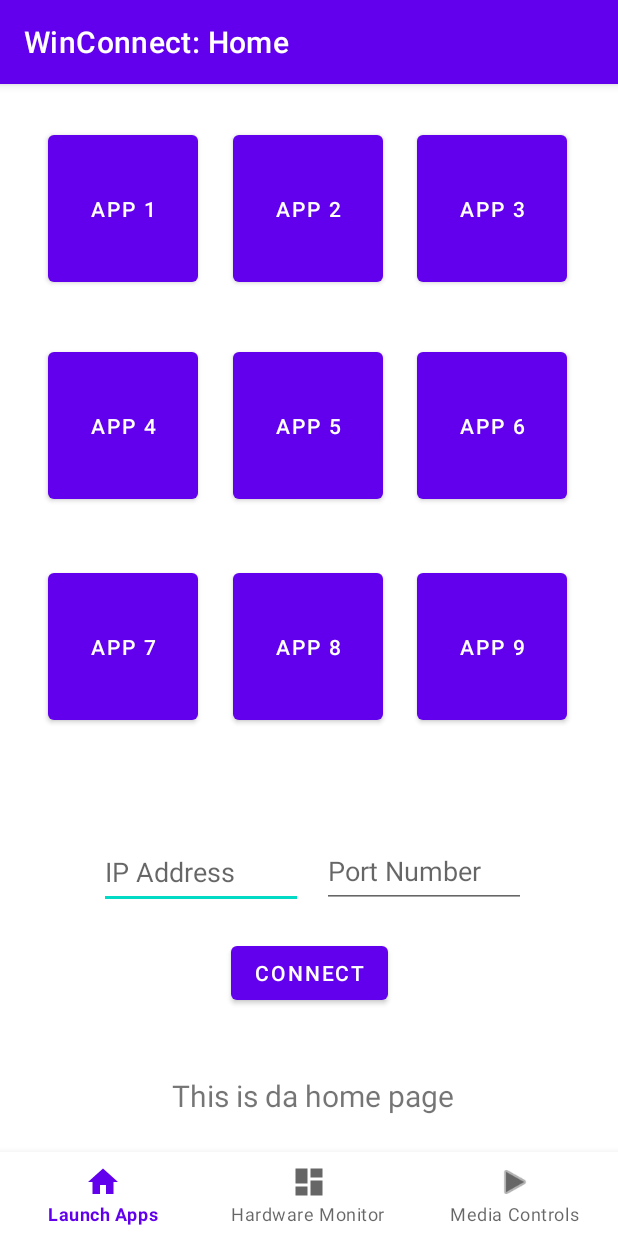
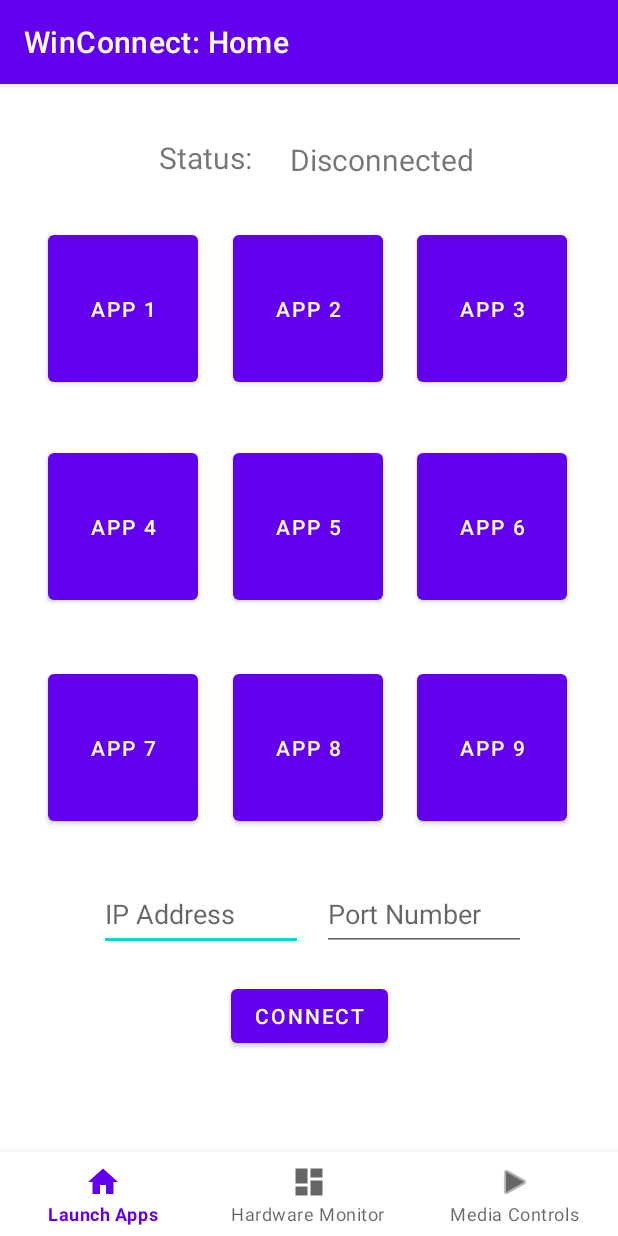
Before and after one commit to weibaozi/WinConnect, an Android app: the screen it shows after launch (MainActivity), on a phone screen of 412 x 824 dp. Run offline under Robolectric (Android 15) with nearby library versions, the phone set to English and light mode, and no system bars; our stand-ins replace navigation-ui.

Commit message:
Finally added tcp functionalities and buttons mapped to a command

```diff
--- a/Android/WinConnectAndroid/app/src/main/AndroidManifest.xml
+++ b/Android/WinConnectAndroid/app/src/main/AndroidManifest.xml
@@ -1,6 +1,7 @@
 <?xml version="1.0" encoding="utf-8"?>
 <manifest xmlns:android="http://schemas.android.com/apk/res/android"
     xmlns:tools="http://schemas.android.com/tools">
+    <uses-permission android:name="android.permission.INTERNET" />
 
     <application
         android:allowBackup="true"
@@ -22,6 +23,8 @@
                 <category android:name="android.intent.category.LAUNCHER" />
             </intent-filter>
         </activity>
+
     </application>
 
+
 </manifest>
--- a/Android/WinConnectAndroid/app/src/main/java/com/cse115a/winconnect/ui/home/HomeFragment.kt
+++ b/Android/WinConnectAndroid/app/src/main/java/com/cse115a/winconnect/ui/home/HomeFragment.kt
@@ -8,6 +8,10 @@ import android.widget.TextView
 import androidx.fragment.app.Fragment
 import androidx.lifecycle.ViewModelProvider
 import com.cse115a.winconnect.databinding.FragmentHomeBinding
+import android.widget.Button
+import com.cse115a.winconnect.R
+import com.cse115a.winconnect.SharedVars
+import com.cse115a.winconnect.TCPConnect
 
 class HomeFragment : Fragment() {
 
@@ -32,6 +36,93 @@ class HomeFragment : Fragment() {
         homeViewModel.text.observe(viewLifecycleOwner) {
             textView.text = it
         }
+
+        // Home button actions
+        val portnum: TextView = binding.portnum
+        val ipaddr: TextView = binding.ipaddr
+        val connectButton: Button = binding.connectButton
+        val textHome: TextView = binding.textHome
+
+        val app1: Button = binding.app1
+        val app2: Button = binding.app2
+        val app3: Button = binding.app3
+        val app4: Button = binding.app4
+        val app5: Button = binding.app5
+        val app6: Button = binding.app6
+        val app7: Button = binding.app7
+        val app8: Button = binding.app8
+        val app9: Button = binding.app9
+
+        connectButton.setOnClickListener {
+            // If port number string isnt given, "" -> int will give error
+            try {
+                SharedVars.portNumber = portnum.text.toString().toInt()
+
+            } catch (e: NumberFormatException) {
+                // Marked port as 1 to indicate blank port num
+                SharedVars.portNumber = 1
+            }
+
+            SharedVars.ipAddressString = ipaddr.text.toString()
+            // check valid ip address and port number
+            if (SharedVars.portNumber == 1 || SharedVars.ipAddressString == "") {
+               textHome.text = "Invalid IP or Port"
+               return@setOnClickListener
+            } else {
+                TCPConnect(SharedVars.ipAddressString, SharedVars.portNumber, "Connected")
+                textHome.text = "Connected"
+            }
+
+
+        }
+
+        app1.setOnClickListener {
+            textView.text = "Launched App 1"
+            TCPConnect(SharedVars.ipAddressString, SharedVars.portNumber, "startapp 1")
+        }
+
+        app2.setOnClickListener {
+            textView.text = "Launched App 2"
+            TCPConnect(SharedVars.ipAddressString, SharedVars.portNumber, "startapp 2")
+        }
+
+        app3.setOnClickListener {
+            textView.text = "Launched App 3"
+            TCPConnect(SharedVars.ipAddressString, SharedVars.portNumber, "startapp 3")
+        }
+
+        app4.setOnClickListener {
+            textView.text = "Launched App 4"
+            TCPConnect(SharedVars.ipAddressString, SharedVars.portNumber, "startapp 4")
+        }
+
+        app5.setOnClickListener {
+            textView.text = "Launched App 5"
+            TCPConnect(SharedVars.ipAddressString, SharedVars.portNumber, "startapp 5")
+        }
+
+        app6.setOnClickListener {
+            textView.text = "Launched App 6"
+            TCPConnect(SharedVars.ipAddressString, SharedVars.portNumber, "startapp 6")
+        }
+
+        app7.setOnClickListener {
+            textView.text = "Launched App 7"
+            TCPConnect(SharedVars.ipAddressString, SharedVars.portNumber, "startapp 7")
+        }
+
+        app8.setOnClickListener {
+            textView.text = "Launched App 8"
+            TCPConnect(SharedVars.ipAddressString, SharedVars.portNumber, "startapp 8")
+        }
+
+        app9.setOnClickListener {
+            textView.text = "Launched App 9"
+            TCPConnect(SharedVars.ipAddressString, SharedVars.portNumber, "startapp 9")
+        }
+
+
+
         return root
     }
 
--- a/Android/WinConnectAndroid/app/src/main/java/com/cse115a/winconnect/ui/home/HomeViewModel.kt
+++ b/Android/WinConnectAndroid/app/src/main/java/com/cse115a/winconnect/ui/home/HomeViewModel.kt
@@ -7,7 +7,7 @@ import androidx.lifecycle.ViewModel
 class HomeViewModel : ViewModel() {
 
     private val _text = MutableLiveData<String>().apply {
-        value = "This is da home page"
+        value = "Disconnected"
     }
     val text: LiveData<String> = _text
 
--- a/Android/WinConnectAndroid/app/src/main/res/layout/fragment_home.xml
+++ b/Android/WinConnectAndroid/app/src/main/res/layout/fragment_home.xml
@@ -7,41 +7,31 @@
     tools:context=".ui.home.HomeFragment">
 
     <TextView
-        android:id="@+id/text_home"
-        android:layout_width="353dp"
-        android:layout_height="28dp"
+        android:id="@+id/textHome"
+        android:layout_width="220dp"
+        android:layout_height="24dp"
         android:textAlignment="center"
         android:textSize="20sp"
         app:layout_constraintBottom_toBottomOf="parent"
         app:layout_constraintEnd_toEndOf="parent"
-        app:layout_constraintHorizontal_bias="0.551"
+        app:layout_constraintHorizontal_bias="0.753"
         app:layout_constraintStart_toStartOf="parent"
         app:layout_constraintTop_toTopOf="parent"
-        app:layout_constraintVertical_bias="0.893" />
+        app:layout_constraintVertical_bias="0.049" />
 
-    <Button
-        android:id="@+id/app2"
-        android:layout_width="100dp"
-        android:layout_height="110dp"
-        android:text="App 2"
+    <TextView
+        android:id="@+id/text_home2"
+        android:layout_width="89dp"
+        android:layout_height="25dp"
+        android:text="Status:"
+        android:textAlignment="center"
+        android:textSize="20sp"
         app:layout_constraintBottom_toBottomOf="parent"
         app:layout_constraintEnd_toEndOf="parent"
-        app:layout_constraintHorizontal_bias="0.498"
+        app:layout_constraintHorizontal_bias="0.285"
         app:layout_constraintStart_toStartOf="parent"
         app:layout_constraintTop_toTopOf="parent"
-        app:layout_constraintVertical_bias="0.043" />
-
-    <Button
-        android:id="@+id/app1"
-        android:layout_width="100dp"
-        android:layout_height="110dp"
-        android:text="App 1"
-        app:layout_constraintBottom_toBottomOf="parent"
-        app:layout_constraintEnd_toEndOf="parent"
-        app:layout_constraintHorizontal_bias="0.102"
-        app:layout_constraintStart_toStartOf="parent"
-        app:layout_constraintTop_toTopOf="parent"
-        app:layout_constraintVertical_bias="0.043" />
+        app:layout_constraintVertical_bias="0.048" />
 
     <Button
         android:id="@+id/app3"
@@ -53,7 +43,33 @@
         app:layout_constraintHorizontal_bias="0.89"
         app:layout_constraintStart_toStartOf="parent"
         app:layout_constraintTop_toTopOf="parent"
-        app:layout_constraintVertical_bias="0.043" />
+        app:layout_constraintVertical_bias="0.144" />
+
+    <Button
+        android:id="@+id/app7"
+        android:layout_width="100dp"
+        android:layout_height="110dp"
+        android:text="App 7"
+        app:layout_constraintBottom_toBottomOf="parent"
+        app:layout_constraintEnd_toEndOf="parent"
+        app:layout_constraintHorizontal_bias="0.102"
+        app:layout_constraintStart_toStartOf="parent"
+        app:layout_constraintTop_toTopOf="parent"
+        app:layout_constraintVertical_bias="0.589" />
+
+    <EditText
+        android:id="@+id/ipaddr"
+        android:layout_width="136dp"
+        android:layout_height="49dp"
+        android:ems="10"
+        android:hint="IP Address"
+        android:inputType="text"
+        app:layout_constraintBottom_toBottomOf="parent"
+        app:layout_constraintEnd_toEndOf="parent"
+        app:layout_constraintHorizontal_bias="0.24"
+        app:layout_constraintStart_toStartOf="parent"
+        app:layout_constraintTop_toTopOf="parent"
+        app:layout_constraintVertical_bias="0.736" />
 
     <Button
         android:id="@+id/app6"
@@ -65,88 +81,18 @@
         app:layout_constraintHorizontal_bias="0.89"
         app:layout_constraintStart_toStartOf="parent"
         app:layout_constraintTop_toTopOf="parent"
-        app:layout_constraintVertical_bias="0.262" />
+        app:layout_constraintVertical_bias="0.365" />
 
     <Button
-        android:id="@+id/app8"
-        android:layout_width="100dp"
-        android:layout_height="110dp"
-        android:text="App 8"
+        android:id="@+id/connectButton"
+        android:layout_width="wrap_content"
+        android:layout_height="wrap_content"
+        android:text="CONNECT"
         app:layout_constraintBottom_toBottomOf="parent"
         app:layout_constraintEnd_toEndOf="parent"
-        app:layout_constraintHorizontal_bias="0.498"
         app:layout_constraintStart_toStartOf="parent"
         app:layout_constraintTop_toTopOf="parent"
-        app:layout_constraintVertical_bias="0.486" />
-
-    <Button
-        android:id="@+id/app9"
-        android:layout_width="100dp"
-        android:layout_height="110dp"
-        android:text="App 9"
-        app:layout_constraintBottom_toBottomOf="parent"
-        app:layout_constraintEnd_toEndOf="parent"
-        app:layout_constraintHorizontal_bias="0.89"
-        app:layout_constraintStart_toStartOf="parent"
-        app:layout_constraintTop_toTopOf="parent"
-        app:layout_constraintVertical_bias="0.486" />
-
-    <Button
-        android:id="@+id/app7"
-        android:layout_width="100dp"
-        android:layout_height="110dp"
-        android:text="App 7"
-        app:layout_constraintBottom_toBottomOf="parent"
-        app:layout_constraintEnd_toEndOf="parent"
-        app:layout_constraintHorizontal_bias="0.102"
-        app:layout_constraintStart_toStartOf="parent"
-        app:layout_constraintTop_toTopOf="parent"
-        app:layout_constraintVertical_bias="0.486" />
-
-    <Button
-        android:id="@+id/app4"
-        android:layout_width="100dp"
-        android:layout_height="110dp"
-        android:text="App 4"
-        app:layout_constraintBottom_toBottomOf="parent"
-        app:layout_constraintEnd_toEndOf="parent"
-        app:layout_constraintHorizontal_bias="0.102"
-        app:layout_constraintStart_toStartOf="parent"
-        app:layout_constraintTop_toTopOf="parent"
-        app:layout_constraintVertical_bias="0.262" />
-
-    <Button
-        android:id="@+id/app5"
-        android:layout_width="100dp"
-        android:layout_height="110dp"
-        android:text="App 5"
-        app:layout_constraintBottom_toBottomOf="parent"
-        app:layout_constraintEnd_toEndOf="parent"
-        app:layout_constraintHorizontal_bias="0.498"
-        app:layout_constraintStart_toStartOf="parent"
-        app:layout_constraintTop_toTopOf="parent"
-        app:layout_constraintVertical_bias="0.262" />
-
-    <androidx.constraintlayout.widget.Guideline
-        android:id="@+id/guideline"
-        android:layout_width="wrap_content"
-        android:layout_height="wrap_content"
-        android:orientation="vertical"
-        app:layout_constraintGuide_begin="205dp" />
-
-    <EditText
-        android:id="@+id/ipaddr"
-        android:layout_width="136dp"
-        android:layout_height="49dp"
-        android:ems="10"
-        android:hint="IP Address"
-        android:inputType="text"
-        app:layout_constraintBottom_toBottomOf="parent"
-        app:layout_constraintEnd_toEndOf="parent"
-        app:layout_constraintHorizontal_bias="0.238"
-        app:layout_constraintStart_toStartOf="parent"
-        app:layout_constraintTop_toTopOf="parent"
-        app:layout_constraintVertical_bias="0.697" />
+        app:layout_constraintVertical_bias="0.83" />
 
     <EditText
         android:id="@+id/portnum"
@@ -160,17 +106,85 @@
         app:layout_constraintHorizontal_bias="0.778"
         app:layout_constraintStart_toStartOf="parent"
         app:layout_constraintTop_toTopOf="parent"
-        app:layout_constraintVertical_bias="0.696" />
+        app:layout_constraintVertical_bias="0.736" />
 
     <Button
-        android:id="@+id/connect_button"
+        android:id="@+id/app5"
+        android:layout_width="100dp"
+        android:layout_height="110dp"
+        android:text="App 5"
+        app:layout_constraintBottom_toBottomOf="parent"
+        app:layout_constraintEnd_toEndOf="parent"
+        app:layout_constraintHorizontal_bias="0.498"
+        app:layout_constraintStart_toStartOf="parent"
+        app:layout_constraintTop_toTopOf="parent"
+        app:layout_constraintVertical_bias="0.365" />
+
+    <Button
+        android:id="@+id/app4"
+        android:layout_width="100dp"
+        android:layout_height="110dp"
+        android:text="App 4"
+        app:layout_constraintBottom_toBottomOf="parent"
+        app:layout_constraintEnd_toEndOf="parent"
+        app:layout_constraintHorizontal_bias="0.102"
+        app:layout_constraintStart_toStartOf="parent"
+        app:layout_constraintTop_toTopOf="parent"
+        app:layout_constraintVertical_bias="0.365" />
+
+    <Button
+        android:id="@+id/app2"
+        android:layout_width="100dp"
+        android:layout_height="110dp"
+        android:text="App 2"
+        app:layout_constraintBottom_toBottomOf="parent"
+        app:layout_constraintEnd_toEndOf="parent"
+        app:layout_constraintHorizontal_bias="0.498"
+        app:layout_constraintStart_toStartOf="parent"
+        app:layout_constraintTop_toTopOf="parent"
+        app:layout_constraintVertical_bias="0.144" />
+
+    <Button
+        android:id="@+id/app9"
+        android:layout_width="100dp"
+        android:layout_height="110dp"
+        android:text="App 9"
+        app:layout_constraintBottom_toBottomOf="parent"
+        app:layout_constraintEnd_toEndOf="parent"
+        app:layout_constraintHorizontal_bias="0.89"
+        app:layout_constraintStart_toStartOf="parent"
+        app:layout_constraintTop_toTopOf="parent"
+        app:layout_constraintVertical_bias="0.589" />
+
+    <Button
+        android:id="@+id/app1"
+        android:layout_width="100dp"
+        android:layout_height="110dp"
+        android:text="App 1"
+        app:layout_constraintBottom_toBottomOf="parent"
+        app:layout_constraintEnd_toEndOf="parent"
+        app:layout_constraintHorizontal_bias="0.102"
+        app:layout_constraintStart_toStartOf="parent"
+        app:layout_constraintTop_toTopOf="parent"
+        app:layout_constraintVertical_bias="0.144" />
+
+    <Button
+        android:id="@+id/app8"
+        android:layout_width="100dp"
+        android:layout_height="110dp"
+        android:text="App 8"
+        app:layout_constraintBottom_toBottomOf="parent"
+        app:layout_constraintEnd_toEndOf="parent"
+        app:layout_constraintHorizontal_bias="0.498"
+        app:layout_constraintStart_toStartOf="parent"
+        app:layout_constraintTop_toTopOf="parent"
+        app:layout_constraintVertical_bias="0.589" />
+
+    <androidx.constraintlayout.widget.Guideline
+        android:id="@+id/guideline"
         android:layout_width="wrap_content"
         android:layout_height="wrap_content"
-        android:text="CONNECT"
-        app:layout_constraintBottom_toBottomOf="parent"
-        app:layout_constraintEnd_toEndOf="parent"
-        app:layout_constraintStart_toStartOf="parent"
-        app:layout_constraintTop_toTopOf="parent"
-        app:layout_constraintVertical_bias="0.79" />
+        android:orientation="vertical"
+        app:layout_constraintGuide_begin="205dp" />
 
 </androidx.constraintlayout.widget.ConstraintLayout>
```
Also changed, not shown: Android/WinConnectAndroid/app/src/main/java/com/cse115a/winconnect/MainActivity.kt (+50 -42 lines), Android/WinConnectAndroid/app/src/main/java/com/cse115a/winconnect/ui/notifications/NotificationsFragment.kt (+40 -0 lines), Android/WinConnectAndroid/app/src/main/res/layout/fragment_notifications.xml (+7 -7 lines), 79 other files.
